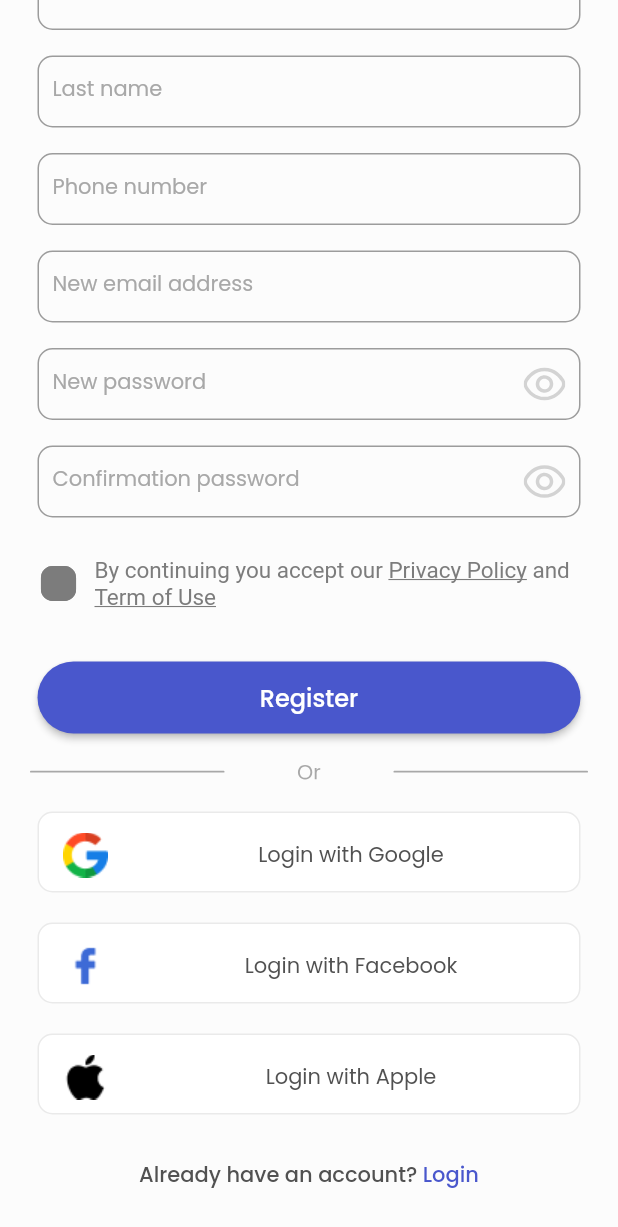
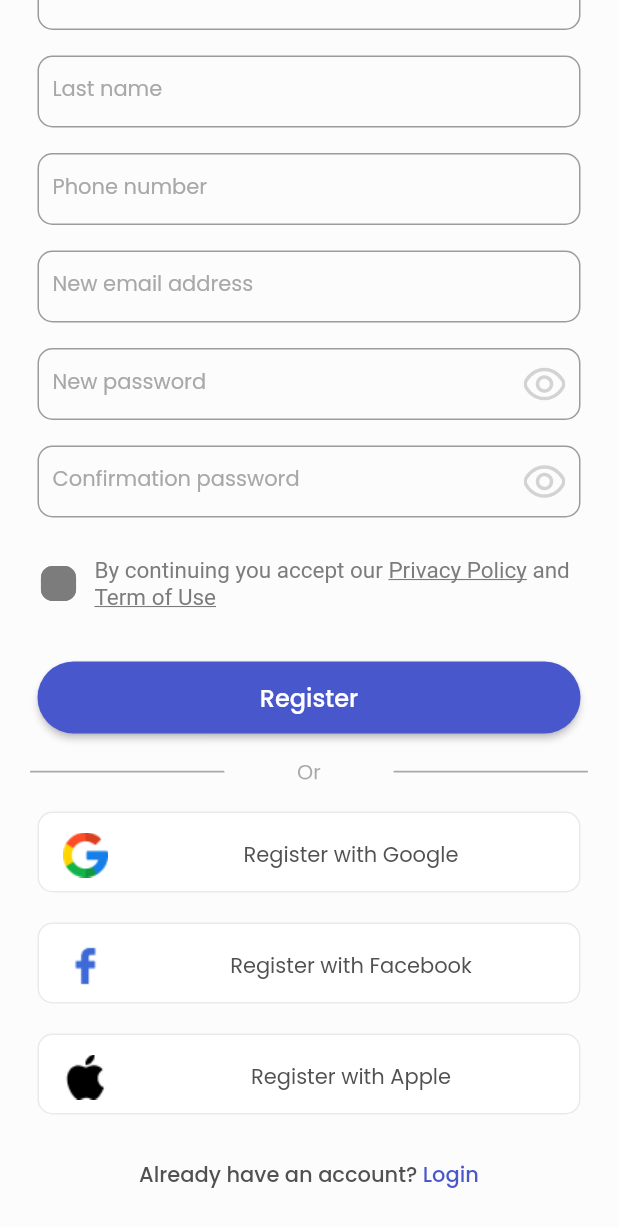
Before and after one commit to Capstone-Project-Kelompok-6/Flutter, a Flutter app: the screen it shows after launch, scrolled down 443 dp, on a phone screen of 412 x 824 dp. Shown: the top 1227 px of the screen. Run offline on Flutter 3.47's test engine with Material 2 defaults, Android fonts, the phone set to English and light mode, and no system bars; our stand-ins replace flutter_svg, google_fonts.

Commit message:
Edit register page

```diff
--- a/flutter_capstone_6/lib/screen/register/register_screen.dart
+++ b/flutter_capstone_6/lib/screen/register/register_screen.dart
@@ -166,11 +166,11 @@ class _RegisterScreenState extends State<RegisterScreen> {
               ),
 
               // Login with Another
-              anotherLoginItem('assets/icons/google_logo.png', 'Google'),
+              anotherRegisterItem('assets/icons/google_logo.png', 'Google'),
               const SizedBox(height: 20),
-              anotherLoginItem('assets/icons/facebook_logo.png', 'Facebook'),
+              anotherRegisterItem('assets/icons/facebook_logo.png', 'Facebook'),
               const SizedBox(height: 20),
-              anotherLoginItem('assets/icons/apple_logo.png', 'Apple'),
+              anotherRegisterItem('assets/icons/apple_logo.png', 'Apple'),
 
               // Goto login
               const SizedBox(height: 30),
@@ -399,7 +399,7 @@ class _RegisterScreenState extends State<RegisterScreen> {
     );
   }
 
-  Widget anotherLoginItem(String image, String title) {
+  Widget anotherRegisterItem(String image, String title) {
     return Container(
       margin: const EdgeInsets.symmetric(horizontal: 25),
       height: 54,
@@ -413,7 +413,7 @@ class _RegisterScreenState extends State<RegisterScreen> {
             )),
         leading: Image.asset(image, width: 30, height: 30),
         title: Text(
-          "Login with $title",
+          "Register with $title",
           textAlign: TextAlign.center,
           style: const TextStyle(
             color: n80,
@@ -423,11 +423,11 @@ class _RegisterScreenState extends State<RegisterScreen> {
         ),
         onTap: () {
           if (title == 'Google') {
-            print('this login by $title');
+            print('this register by $title');
           } else if (title == 'Facebook') {
-            print('this login by $title');
+            print('this register by $title');
           } else if (title == 'Apple') {
-            print('this login by $title');
+            print('this register by $title');
           }
         },
       ),
```
